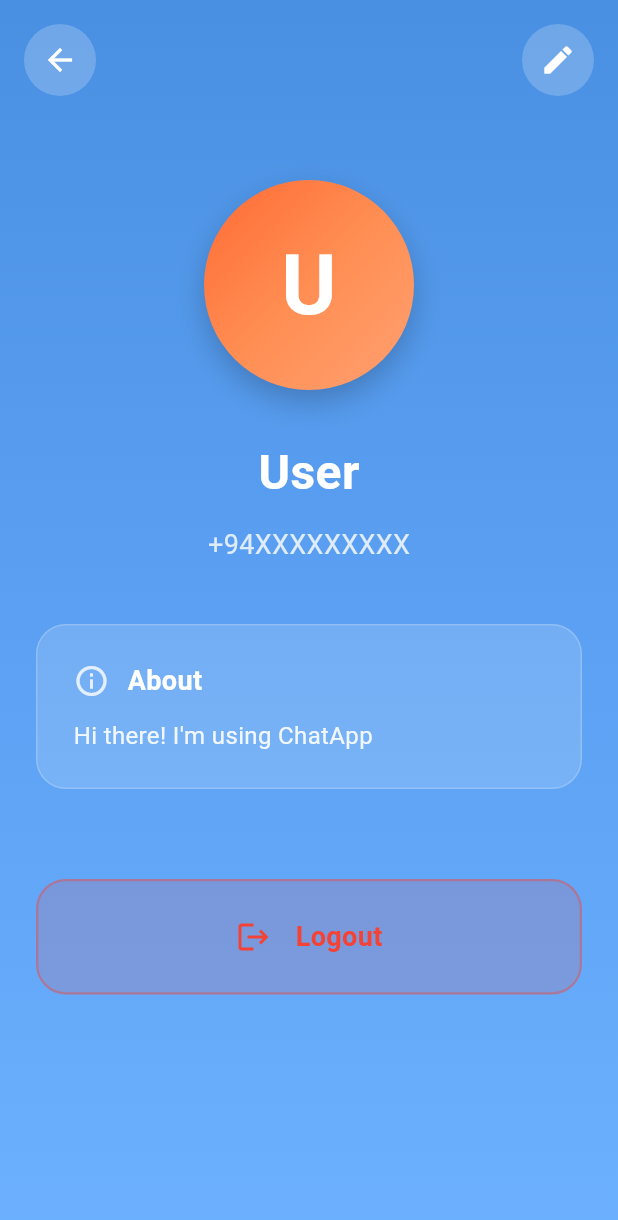
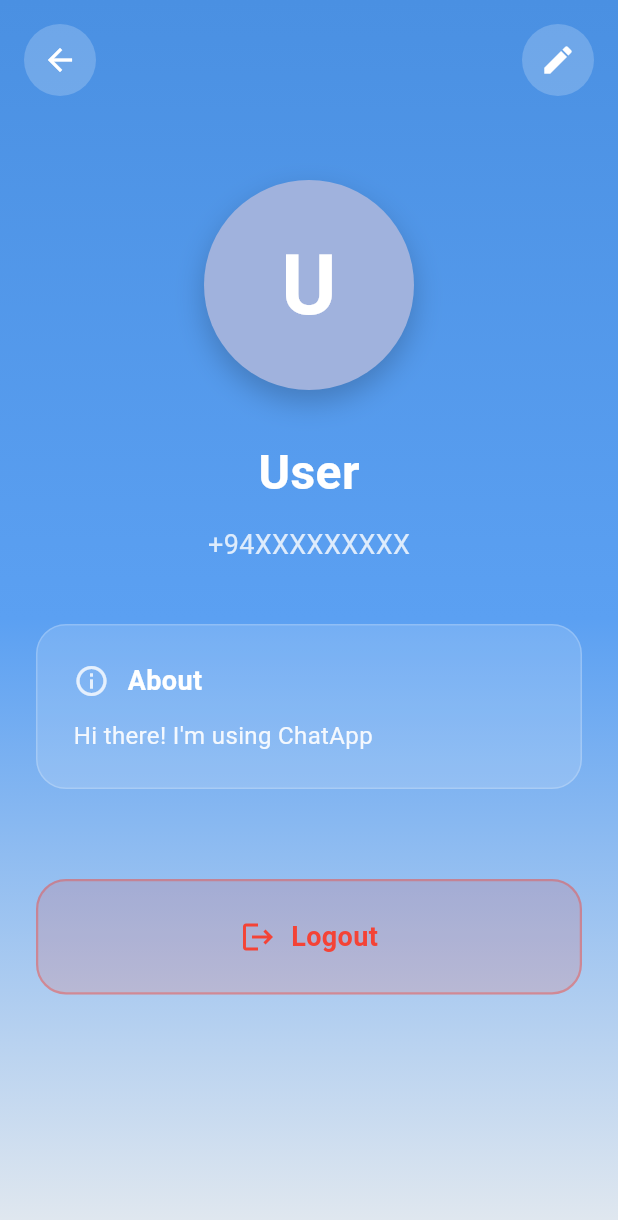
Before and after one commit to Nuwanchanuka/ChatApp, a Flutter app: the ProfileScreen screen opened directly, on a phone screen of 412 x 824 dp. Shown: the top 1220 px of the screen. Run offline on Flutter 3.47's test engine with Material 3 defaults, Android fonts, the phone set to English and light mode, and no system bars; our stand-ins replace qr_flutter, shared_preferences, sqflite; missing offline and left inert: mobile_scanner; accounts and stored records are empty.

```diff
--- a/lib/Screens/home_screen.dart
+++ b/lib/Screens/home_screen.dart
@@ -167,8 +167,8 @@ class _HomescreenState extends State<Homescreen> {
                   value: 'logout',
                   child: Row(
                     children: [
-                      Icon(Icons.logout, size: 18),
-                      SizedBox(width: 8),
+                      Icon(Icons.logout, size: 16),
+                      SizedBox(width: 6),
                       Text('Logout'),
                     ],
                   ),
--- a/lib/Screens/profile_screen.dart
+++ b/lib/Screens/profile_screen.dart
@@ -16,6 +16,7 @@ class _ProfileScreenState extends State<ProfileScreen> {
     final settings = SettingsService();
     final name = settings.username ?? 'User';
     final phone = settings.phone ?? '+94XXXXXXXXX';
+
     final bio = settings.bio ?? 'Hi there! I\'m using ChatApp';
 
     return Container(
@@ -26,7 +27,7 @@ class _ProfileScreenState extends State<ProfileScreen> {
           colors: [
             Color(0xFF4A90E2),
             Color(0xFF5BA0F2),
-            Color(0xFF6CB0FF),
+            Color.fromARGB(255, 227, 233, 239),
           ],
         ),
       ),
@@ -106,9 +107,9 @@ class _ProfileScreenState extends State<ProfileScreen> {
                             begin: Alignment.topLeft,
                             end: Alignment.bottomRight,
                             colors: [
-                              const Color(0xFFFF6B35),
-                              const Color(0xFFFF8E53),
-                              const Color(0xFFFFA071),
+                              const Color.fromARGB(255, 160, 178, 221),
+                              const Color.fromARGB(255, 160, 178, 221),
+                              const Color.fromARGB(255, 160, 178, 221),
                             ],
                           ),
                           boxShadow: [
@@ -230,7 +231,7 @@ class _ProfileScreenState extends State<ProfileScreen> {
                                     color: Colors.red,
                                     size: 24,
                                   ),
-                                  const SizedBox(width: 16),
+                                  const SizedBox(width: 10),
                                   const Text(
                                     'Logout',
                                     style: TextStyle(
```
